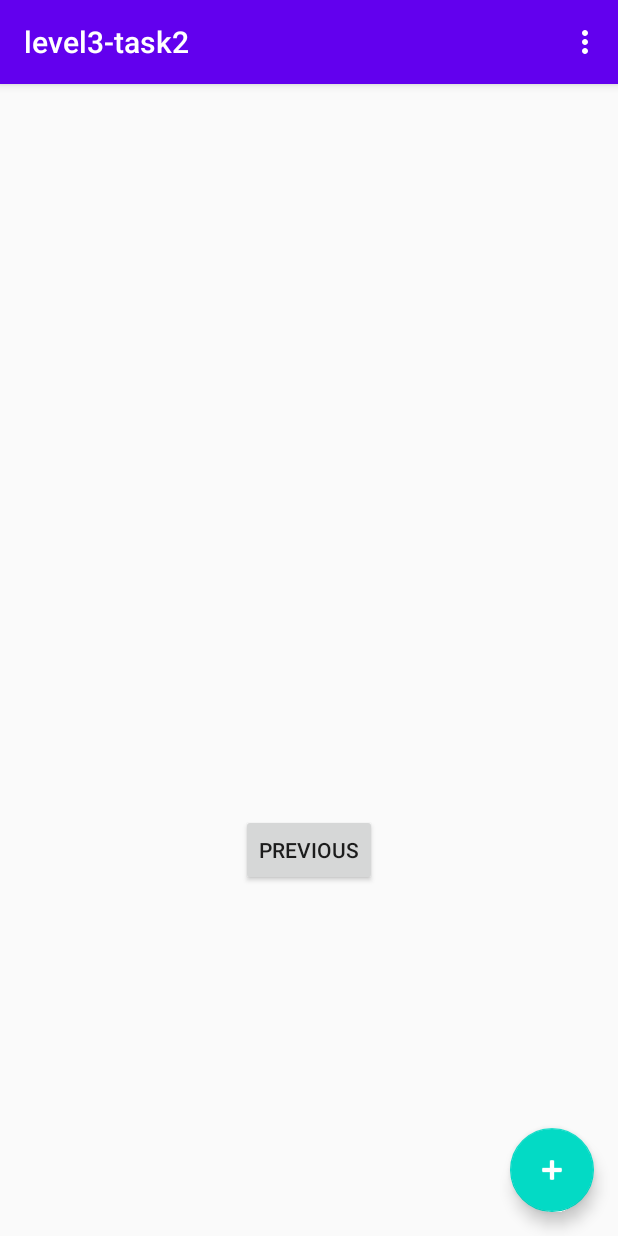
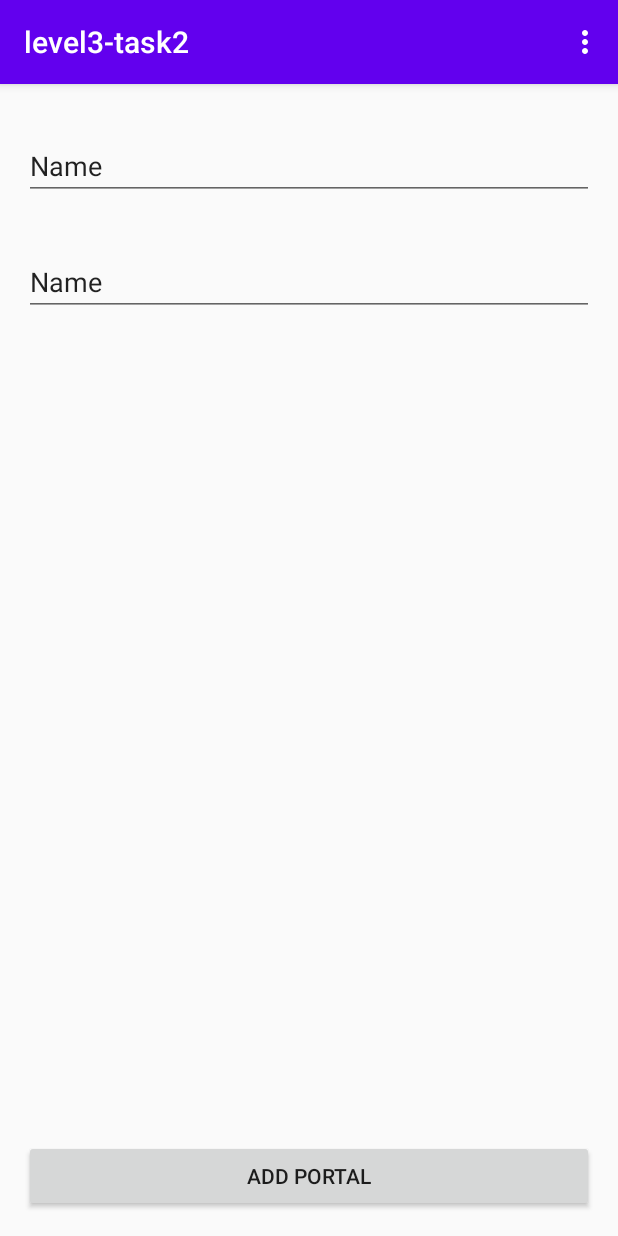
Before and after one commit to Casvantrierum/level3-task2, an Android app: the AddPortalsFragment screen opened through its navigation route, on a phone screen of 412 x 824 dp. Run offline under Robolectric (Android 15) with nearby library versions, the phone set to English and light mode, and no system bars.

Commit message:
setup fragment navigation

```diff
--- a/app/src/main/java/com/example/level3_task2/AddPortalsFragment.kt
+++ b/app/src/main/java/com/example/level3_task2/AddPortalsFragment.kt
@@ -5,8 +5,11 @@ import androidx.fragment.app.Fragment
 import android.view.LayoutInflater
 import android.view.View
 import android.view.ViewGroup
-import android.widget.Button
+import android.widget.Toast
+import androidx.core.os.bundleOf
+import androidx.fragment.app.setFragmentResult
 import androidx.navigation.fragment.findNavController
+import kotlinx.android.synthetic.main.fragment_add_portals.*
 
 
 const val REQ_PORTAL_KEY = "req_portal"
@@ -24,9 +27,28 @@ class AddPortalsFragment : Fragment() {
 
     override fun onViewCreated(view: View, savedInstanceState: Bundle?) {
         super.onViewCreated(view, savedInstanceState)
-
-        view.findViewById<Button>(R.id.button_second).setOnClickListener {
-            findNavController().navigate(R.id.action_SecondFragment_to_FirstFragment)
+        btnAddPortal.setOnClickListener {
+            onAddPortal()
         }
     }
+
+    private fun onAddPortal() {
+        val portalText = etName.text.toString()
+        val portalUrl = etUrl.text.toString()
+
+        if (portalText.isNotBlank()) {
+            //set the data as fragmentResult, we are listening for REQ_PORTAL_KEY in PortalsFragment!
+            setFragmentResult(REQ_PORTAL_KEY, bundleOf(Pair(BUNDLE_PORTAL_KEY, portalText)))
+
+            //"pop" the backstack, this means we destroy
+            //this fragment and go back to the PortalsFragment
+            findNavController().popBackStack()
+        }
+//        } else {
+//            Toast.makeText(
+//                activity,
+//                R.string.not_valid_portal, Toast.LENGTH_SHORT
+//            ).show()
+//        }
+    }
 }
--- a/app/src/main/java/com/example/level3_task2/MainActivity.kt
+++ b/app/src/main/java/com/example/level3_task2/MainActivity.kt
@@ -6,17 +6,35 @@ import com.google.android.material.snackbar.Snackbar
 import androidx.appcompat.app.AppCompatActivity
 import android.view.Menu
 import android.view.MenuItem
+import androidx.navigation.NavController
+import androidx.navigation.findNavController
+import kotlinx.android.synthetic.main.activity_main.*
 
 class MainActivity : AppCompatActivity() {
+    private lateinit var navController: NavController
 
     override fun onCreate(savedInstanceState: Bundle?) {
         super.onCreate(savedInstanceState)
         setContentView(R.layout.activity_main)
         setSupportActionBar(findViewById(R.id.toolbar))
 
-        findViewById<FloatingActionButton>(R.id.fab).setOnClickListener { view ->
-            Snackbar.make(view, "Replace with your own action", Snackbar.LENGTH_LONG)
-                    .setAction("Action", null).show()
+        navController = findNavController(R.id.nav_host_fragment)
+
+        fab.setOnClickListener {
+            navController.navigate(
+                R.id.action_PortalsFragment_to_AddPortalsFragment
+            )
+        }
+        fabToggler()
+    }
+
+    private fun fabToggler() {
+        navController.addOnDestinationChangedListener { _,       destination, _ ->
+            if (destination.id in arrayOf(R.id.addPortalsFragment)) {
+                fab.hide()
+            } else {
+                fab.show()
+            }
         }
     }
 
--- a/app/src/main/java/com/example/level3_task2/PortalsFragment.kt
+++ b/app/src/main/java/com/example/level3_task2/PortalsFragment.kt
@@ -43,13 +43,13 @@ class PortalsFragment : Fragment() {
     }
 
     private fun observeAddPortalResult() {
-        setFragmentResultListener(REQ_PORTAL_KEY) { key, bundle ->
-            bundle.getString(BUNDLE_PORTAL_KEY)?.let {
-                val portal = Portal(it, "www.ok.nl")
-
-                portals.add(portal)
-                portalAdapter.notifyDataSetChanged()
-            } ?: Log.e("PortalFragment", "Request triggered, but empty portal text!")
-        }
+//        setFragmentResultListener(REQ_PORTAL_KEY) { key, bundle ->
+//            bundle.getString(BUNDLE_PORTAL_KEY)?.let {
+//                val portal = Portal(it, "www.ok.nl")
+//
+//                portals.add(portal)
+//                portalAdapter.notifyDataSetChanged()
+//            } ?: Log.e("PortalFragment", "Request triggered, but empty portal text!")
+//        }
     }
 }
--- a/app/src/main/res/layout/fragment_add_portals.xml
+++ b/app/src/main/res/layout/fragment_add_portals.xml
@@ -7,21 +7,43 @@
     tools:context=".AddPortalsFragment">
 
     <Button
-        android:id="@+id/button_second"
-        android:layout_width="wrap_content"
+        android:id="@+id/btnAddPortal"
+        android:layout_width="0dp"
         android:layout_height="wrap_content"
-        android:text="@string/previous"
+        android:layout_marginStart="16dp"
+        android:layout_marginEnd="16dp"
+        android:layout_marginBottom="16dp"
+        android:text="@string/add_portal"
         app:layout_constraintBottom_toBottomOf="parent"
         app:layout_constraintEnd_toEndOf="parent"
-        app:layout_constraintStart_toStartOf="parent"
-        app:layout_constraintTop_toBottomOf="@id/textview_second" />
+        app:layout_constraintStart_toStartOf="parent" />
 
-    <TextView
-        android:id="@+id/textview_second"
-        android:layout_width="wrap_content"
+    <EditText
+        android:id="@+id/etName"
+        android:layout_width="0dp"
         android:layout_height="wrap_content"
-        app:layout_constraintBottom_toTopOf="@id/button_second"
+        android:layout_marginStart="16dp"
+        android:layout_marginTop="32dp"
+        android:layout_marginEnd="16dp"
+        android:ems="10"
+        android:inputType="textPersonName"
+        android:text="Name"
         app:layout_constraintEnd_toEndOf="parent"
         app:layout_constraintStart_toStartOf="parent"
         app:layout_constraintTop_toTopOf="parent" />
+
+    <EditText
+        android:id="@+id/etUrl"
+        android:layout_width="0dp"
+        android:layout_height="wrap_content"
+        android:layout_marginStart="16dp"
+        android:layout_marginTop="32dp"
+        android:layout_marginEnd="16dp"
+        android:ems="10"
+        android:inputType="textPersonName"
+        android:text="Name"
+        app:layout_constraintEnd_toEndOf="parent"
+        app:layout_constraintStart_toStartOf="parent"
+        app:layout_constraintTop_toBottomOf="@+id/etName" />
+
 </androidx.constraintlayout.widget.ConstraintLayout>
--- a/app/src/main/res/navigation/nav_graph.xml
+++ b/app/src/main/res/navigation/nav_graph.xml
@@ -3,26 +3,26 @@
     xmlns:app="http://schemas.android.com/apk/res-auto"
     xmlns:tools="http://schemas.android.com/tools"
     android:id="@+id/nav_graph"
-    app:startDestination="@id/FirstFragment">
+    app:startDestination="@id/portalsFragment">
 
     <fragment
-        android:id="@+id/FirstFragment"
+        android:id="@+id/portalsFragment"
         android:name="com.example.level3_task2.PortalsFragment"
         android:label="@string/first_fragment_label"
         tools:layout="@layout/fragment_portals">
 
         <action
-            android:id="@+id/action_FirstFragment_to_SecondFragment"
-            app:destination="@id/SecondFragment" />
+            android:id="@+id/action_PortalsFragment_to_AddPortalsFragment"
+            app:destination="@id/addPortalsFragment" />
     </fragment>
     <fragment
-        android:id="@+id/SecondFragment"
+        android:id="@+id/addPortalsFragment"
         android:name="com.example.level3_task2.AddPortalsFragment"
         android:label="@string/second_fragment_label"
         tools:layout="@layout/fragment_add_portals">
 
         <action
-            android:id="@+id/action_SecondFragment_to_FirstFragment"
-            app:destination="@id/FirstFragment" />
+            android:id="@+id/action_AddPortalsFragment_to_PortalsFragment"
+            app:destination="@id/portalsFragment" />
     </fragment>
 </navigation>
--- a/app/src/main/res/values/strings.xml
+++ b/app/src/main/res/values/strings.xml
@@ -9,4 +9,7 @@
 
     <string name="hello_first_fragment">Hello first fragment</string>
     <string name="hello_second_fragment">Hello second fragment. Arg: %1$s</string>
+
+
+    <string name="add_portal">Add portal</string>
 </resources>
```
